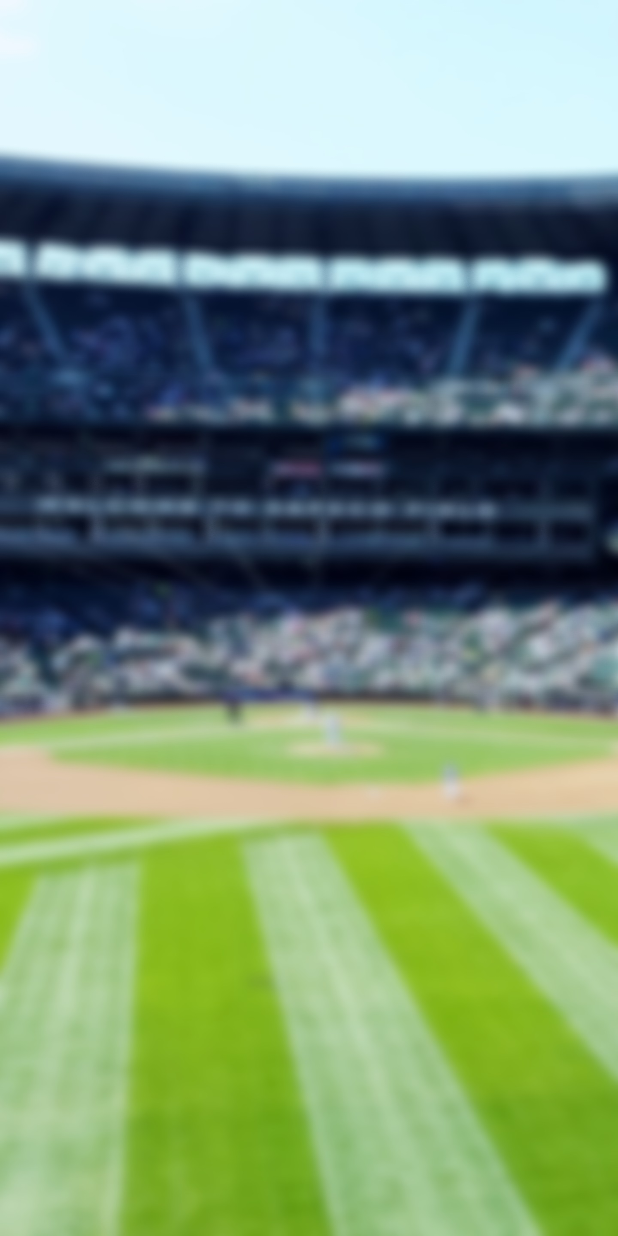
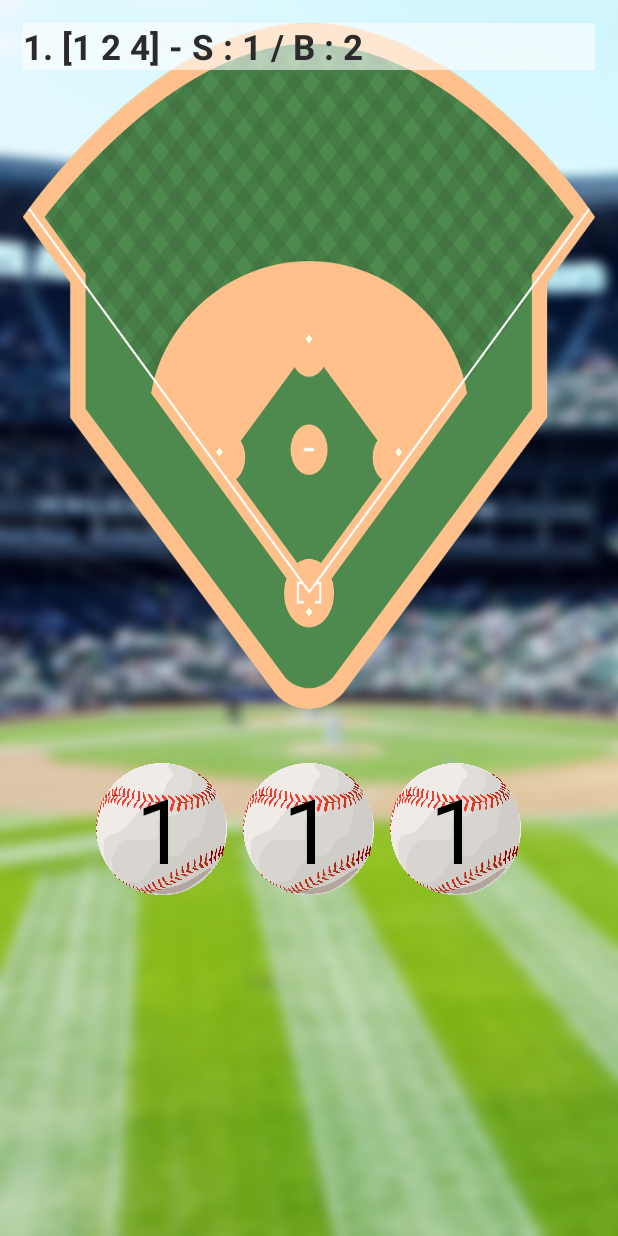
Before and after one commit to eunnyoung/java2_team3, an Android app: the screen it shows after launch (MainActivity), on a phone screen of 412 x 824 dp. Run offline under Robolectric (Android 15) with nearby library versions, the phone set to English and light mode, and no system bars.

Commit message:
숫자 선택 시 보여지는 뷰/ 스크롤 뷰 생성

```diff
--- a/numberbaseball/app/src/main/res/layout/activity_main.xml
+++ b/numberbaseball/app/src/main/res/layout/activity_main.xml
@@ -9,5 +9,67 @@
     android:weightSum="100"
     android:background="@drawable/background">
 
+    <!-- 세로 길이의 60%만 스크롤뷰로 사용(숫자 눌렀을 때 결과값 부분) -->
+    <ScrollView
+        android:layout_width="match_parent"
+        android:layout_height="0dp"
+        android:layout_weight="60"
+        android:layout_margin="15dp"
+        android:background="@drawable/baseball">
+
+        <TextView
+            android:layout_width="match_parent"
+            android:layout_height="wrap_content"
+            android:text="1. [1 2 4] - S : 1 / B : 2"
+            android:textColor="#2B2B2B"
+            android:textSize="23sp"
+            android:textStyle="bold"
+            android:background="#99FFFFFF"/>
+    </ScrollView>
+
+    <!-- 숫자 선택시 어느 숫자를 택했는지 보여주는 부분-->
+    <LinearLayout
+        android:layout_width="match_parent"
+        android:layout_height="0dp"
+        android:layout_weight="13"
+        android:orientation="horizontal"
+        android:weightSum="100"
+        android:layout_margin="15dp"
+        android:gravity="center">
+
+        <TextView
+            android:layout_width="0dp"
+            android:layout_height="match_parent"
+            android:layout_weight="25"
+            android:background="@drawable/ball"
+            android:text="1"
+            android:textSize="60sp"
+            android:gravity="center"
+            android:textColor="#000000"
+            android:layout_margin="5dp"/>
+
+        <TextView
+            android:layout_width="0dp"
+            android:layout_height="match_parent"
+            android:layout_weight="25"
+            android:background="@drawable/ball"
+            android:text="1"
+            android:textSize="60sp"
+            android:gravity="center"
+            android:textColor="#000000"
+            android:layout_margin="5dp"/>
+
+        <TextView
+            android:layout_width="0dp"
+            android:layout_height="match_parent"
+            android:layout_weight="25"
+            android:background="@drawable/ball"
+            android:text="1"
+            android:textSize="60sp"
+            android:gravity="center"
+            android:textColor="#000000"
+            android:layout_margin="5dp"/>
+
+    </LinearLayout>
 
 </LinearLayout>
```
Also changed, not shown: numberbaseball/app/src/main/res/drawable-xhdpi/ball.png (added), numberbaseball/app/src/main/res/drawable-xhdpi/baseball.png (added).
